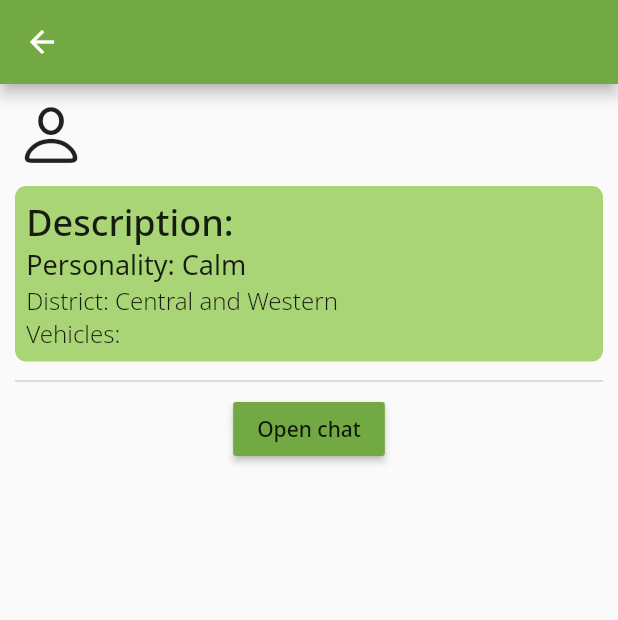
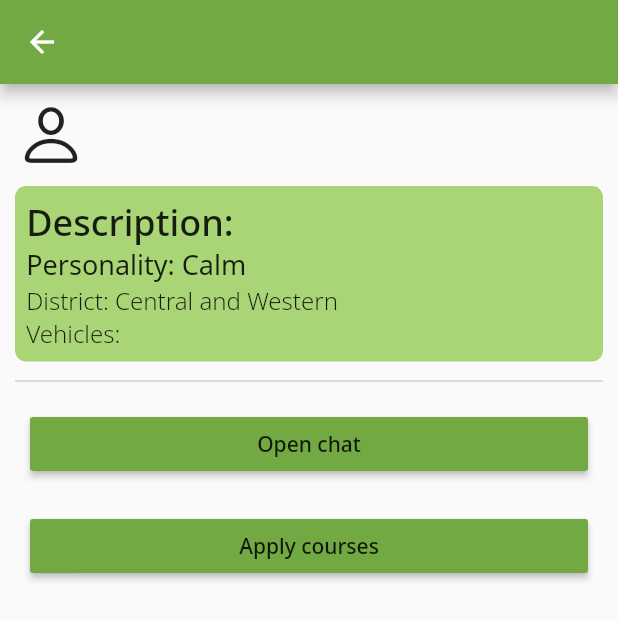
Before and after one commit to IVE-CW-IT114105-2A-FYP-Group2/one-take-pass-remake, a Flutter app: the InstructorInfo screen opened directly with empty values, on a phone screen of 412 x 824 dp. Shown: the top 620 px of the screen. Run offline on Flutter 3.47's test engine with Material 2 defaults, Android fonts, the phone set to English and light mode, and no system bars; our stand-ins replace date_time_picker, dio, flutter_login, font_awesome_flutter, googleapis_auth, shared_preferences and 1 more; missing offline and left inert: googleapis; accounts and stored records are empty; network calls fail.

Commit message:
Reserve  apply courses event

```diff
--- a/lib/pages/reusable/instructor_info.dart
+++ b/lib/pages/reusable/instructor_info.dart
@@ -93,7 +93,9 @@ class InstructorInfo extends StatelessWidget {
           _heading(context),
           _details(),
           Divider(color: colourPicker(128, 128, 128, 120)),
-          Center(
+          Container(
+            margin: EdgeInsets.all(10),
+            width: MediaQuery.of(context).size.width,
             child: MaterialButton(
               color: OTPColour.light1,
               onPressed: () async {
@@ -116,6 +118,17 @@ class InstructorInfo extends StatelessWidget {
               },
               child: Text("Open chat"),
             ),
+          ),
+          Container(
+            margin: EdgeInsets.all(10),
+            width: MediaQuery.of(context).size.width,
+            child: MaterialButton(
+              color: OTPColour.light1,
+              onPressed: () async {
+                //Nothing now
+              },
+              child: Text("Apply courses"),
+            ),
           )
         ],
       ),
--- a/lib/pages/subpages/home.dart
+++ b/lib/pages/subpages/home.dart
@@ -173,6 +173,7 @@ class _SearchList extends StatelessWidget {
   }
 }
 
+///Instructor exclusive page for accepting or rejecting student to attnd the courses
 class _IncomingRequest extends StatefulWidget {
   @override
   State<StatefulWidget> createState() => _IncomingRequestUI();
```
